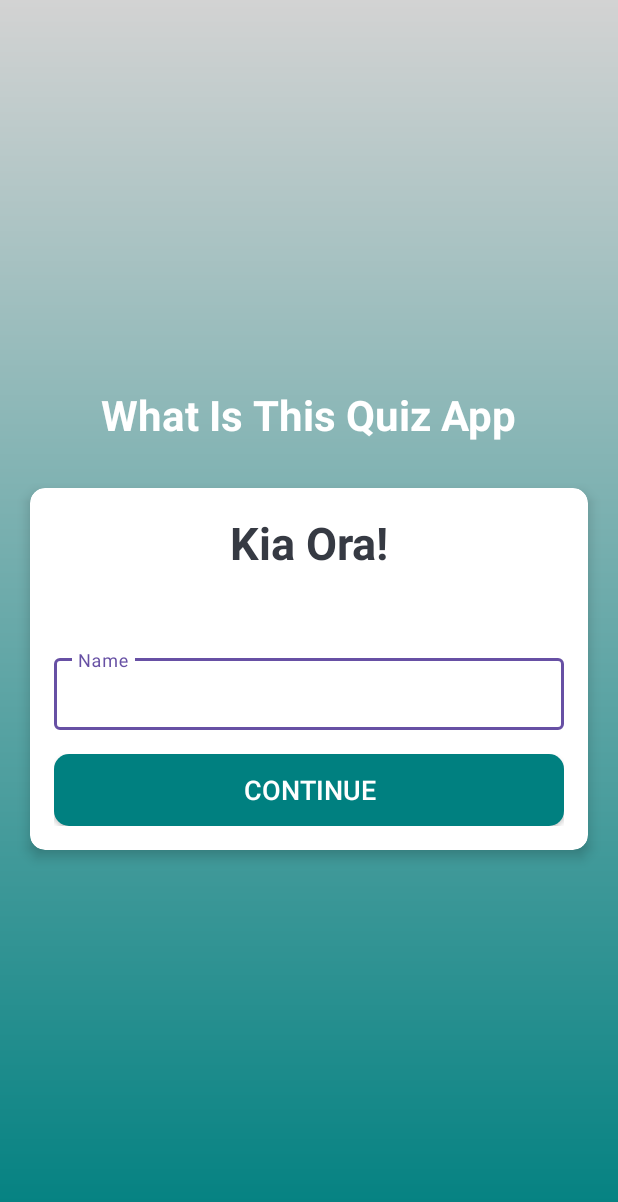
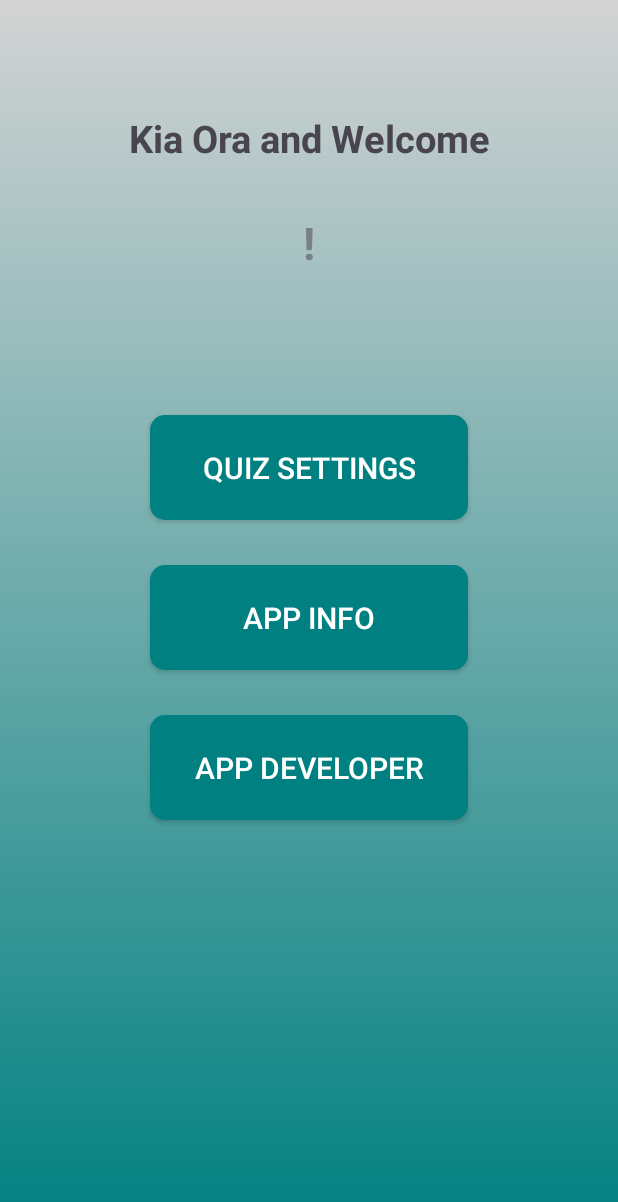
Before and after one commit to Jasbac0002/MobileApp, an Android app: the screen it shows after launch (MainActivity before the commit, HomeScreen after it), after a tap on "CONTINUE", on a phone screen of 412 x 824 dp. Shown: the top 1202 px of the screen. Run offline under Robolectric (Android 15) with nearby library versions, the phone set to English and light mode, and no system bars.

Commit message:
26-06 - Working

```diff
--- /dev/null
+++ b/WhatIsThisApp/app/src/main/java/com/example/whatisthisapp/HomeScreen.kt
@@ -0,0 +1,59 @@
+package com.example.whatisthisapp
+
+import android.content.Intent
+import android.content.SharedPreferences
+import androidx.appcompat.app.AppCompatActivity
+import android.os.Bundle
+import android.view.View
+import android.widget.Button
+import android.widget.TextView
+
+class HomeScreen : AppCompatActivity() {
+    private lateinit var tvName: TextView
+    private lateinit var sharedPreferences: SharedPreferences
+
+
+    override fun onCreate(savedInstanceState: Bundle?) {
+        super.onCreate(savedInstanceState)
+
+        //Hide Status bars and Make it Full Screen
+        window.decorView.systemUiVisibility = View.SYSTEM_UI_FLAG_FULLSCREEN
+        setContentView(R.layout.home_screen)
+
+
+        //Declaration
+        tvName = findViewById<TextView>(R.id.tv_name)
+        //val name = intent.getStringExtra("name")
+        val btnAppInfo: Button = findViewById<Button>(R.id.btn_app_info)
+        val btnQuizSettings: Button = findViewById<Button>(R.id.btn_quiz_settings)
+        val btnAppDeveloper: Button = findViewById<Button>(R.id.btn_app_developer)
+
+
+        // Initialize SharedPreferences
+        sharedPreferences = getSharedPreferences("MyPrefs", MODE_PRIVATE)
+
+        // Retrieve the user name from SharedPreferences
+        val userName = sharedPreferences.getString("userName", "")
+
+        // Display the user name in the TextView
+        tvName.text = "$userName!"
+
+        btnAppInfo.setOnClickListener{
+            val intent = Intent(this, AboutApp::class.java)
+            startActivity(intent)
+            finish()
+        }
+        btnQuizSettings.setOnClickListener{
+            val intent = Intent(this, QuizSettings::class.java)
+            startActivity(intent)
+            finish()
+        }
+        btnAppDeveloper.setOnClickListener{
+            val intent = Intent(this, AboutDeveloper::class.java)
+            startActivity(intent)
+            finish()
+        }
+
+    }
+
+}
--- a/WhatIsThisApp/app/src/main/res/layout/activity_main.xml
+++ b/WhatIsThisApp/app/src/main/res/layout/activity_main.xml
@@ -61,7 +61,7 @@
                 <androidx.appcompat.widget.AppCompatEditText
                     android:id="@+id/et_name"
                     android:layout_width="match_parent"
-                    android:layout_height="48dp"
+                    android:layout_height="60dp"
                     android:hint="Name"
                     android:textColor="@color/dark_gray"
                     android:textColorHint="@color/light_gray" />
--- /dev/null
+++ b/WhatIsThisApp/app/src/main/res/layout/home_screen.xml
@@ -0,0 +1,83 @@
+<?xml version="1.0" encoding="utf-8"?>
+<androidx.constraintlayout.widget.ConstraintLayout xmlns:android="http://schemas.android.com/apk/res/android"
+    xmlns:app="http://schemas.android.com/apk/res-auto"
+    xmlns:tools="http://schemas.android.com/tools"
+    android:layout_width="match_parent"
+    android:layout_height="match_parent"
+    android:background="@drawable/gradient_bg"
+    tools:context=".HomeScreen">
+
+    <TextView
+        android:layout_width="match_parent"
+        android:layout_height="match_parent"
+        android:text="Kia Ora and Welcome"
+        android:textStyle="bold"
+        android:textSize="25sp"
+        android:layout_marginLeft="80dp"
+        android:layout_marginRight="80dp"
+        android:gravity="center"
+        android:layout_marginBottom="640dp"/>
+
+    <TextView
+        android:id="@+id/tv_name"
+        android:layout_width="match_parent"
+        android:layout_height="match_parent"
+        android:text="Username"
+        android:textColor="@color/light_gray"
+        android:textStyle="bold"
+        android:textSize="30sp"
+        android:layout_marginTop="100dp"
+        android:layout_marginLeft="10dp"
+        android:layout_marginRight="10dp"
+        android:gravity="center"
+        android:layout_marginBottom="600dp"/>
+
+
+    <androidx.appcompat.widget.LinearLayoutCompat
+        android:layout_width="match_parent"
+        android:layout_height="match_parent"
+        android:layout_gravity="center"
+        android:gravity="center"
+        android:orientation="vertical"
+        tools:layout_editor_absoluteX="0dp"
+        tools:layout_editor_absoluteY="0dp">
+
+        <androidx.appcompat.widget.AppCompatButton
+            android:id="@+id/btn_quiz_settings"
+            android:layout_width="match_parent"
+            android:layout_height="70dp"
+            android:layout_marginStart="100dp"
+            android:layout_marginEnd="100dp"
+            android:layout_marginBottom="30dp"
+            android:background="@drawable/button_custom"
+            android:text="Quiz Settings"
+            android:textColor="@color/white"
+            android:textSize="20sp" />
+
+        <androidx.appcompat.widget.AppCompatButton
+            android:id="@+id/btn_app_info"
+            android:layout_width="match_parent"
+            android:layout_height="70dp"
+            android:layout_marginStart="100dp"
+            android:layout_marginEnd="100dp"
+            android:background="@drawable/button_custom"
+            android:textColor="@color/white"
+            android:text="App Info"
+            android:textSize="20sp" />
+
+        <androidx.appcompat.widget.AppCompatButton
+            android:id="@+id/btn_app_developer"
+            android:layout_width="match_parent"
+            android:layout_height="70dp"
+            android:layout_marginStart="100dp"
+            android:layout_marginEnd="100dp"
+            android:layout_marginTop="30dp"
+            android:background="@drawable/button_custom"
+            android:textColor="@color/white"
+            android:text="App Developer"
+            android:textSize="20sp" />
+
+    </androidx.appcompat.widget.LinearLayoutCompat
+        >
+
+</androidx.constraintlayout.widget.ConstraintLayout>
```
Also changed, not shown: WhatIsThisApp/app/src/main/java/com/example/whatisthisapp/AboutApp.kt (added, +24 -0 lines), WhatIsThisApp/app/src/main/java/com/example/whatisthisapp/AboutDeveloper.kt (added, +28 -0 lines), WhatIsThisApp/app/src/main/java/com/example/whatisthisapp/QuizSettings.kt (added, +26 -0 lines), WhatIsThisApp/app/src/main/res/layout/about_app.xml (added, +32 -0 lines), WhatIsThisApp/app/src/main/res/layout/about_developer.xml (added, +31 -0 lines), WhatIsThisApp/app/src/main/res/layout/quiz_settings.xml (added, +44 -0 lines), WhatIsThisApp/app/src/main/res/drawable/splashlogo_nobg.png (added), 1 other file.
